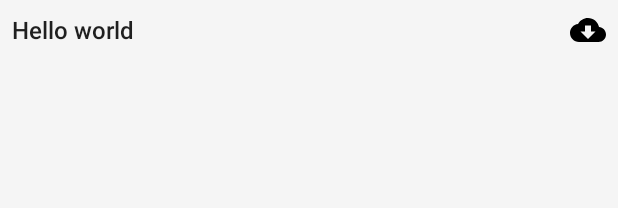
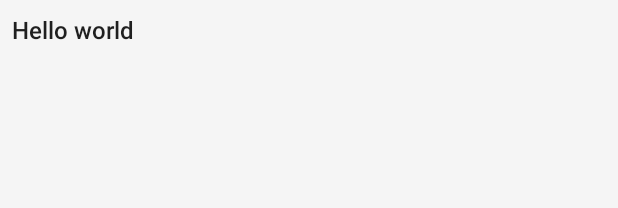
Before and after one commit to egordm/CheatSheetsApp, an Android app: the layout cheatsheet_item.xml on its own in the app's theme, with its tools: preview values and no code run, on a phone screen of 412 x 824 dp. Shown: the top 208 px of the screen. Run offline under Robolectric (Android 15) with nearby library versions, the light colour scheme and no system bars.

Commit message:
Removed unused icons

```diff
--- a/app/src/main/res/layout/cheatsheet_item.xml
+++ b/app/src/main/res/layout/cheatsheet_item.xml
@@ -17,10 +17,4 @@
         android:text="Hello world"
         android:textAppearance="@style/AppTheme.TextAppearance.Group"/>
 
-    <ImageView
-        android:id="@+id/expandable_arrow"
-        android:layout_width="24dp"
-        android:layout_height="match_parent"
-        android:src="@drawable/ic_cloud"/>
-
 </LinearLayout>
```
